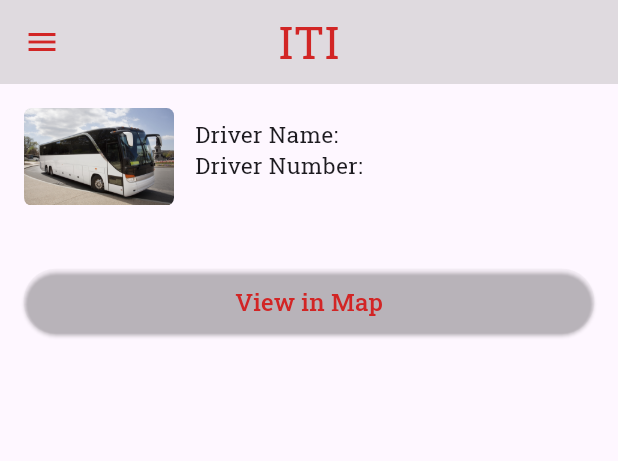
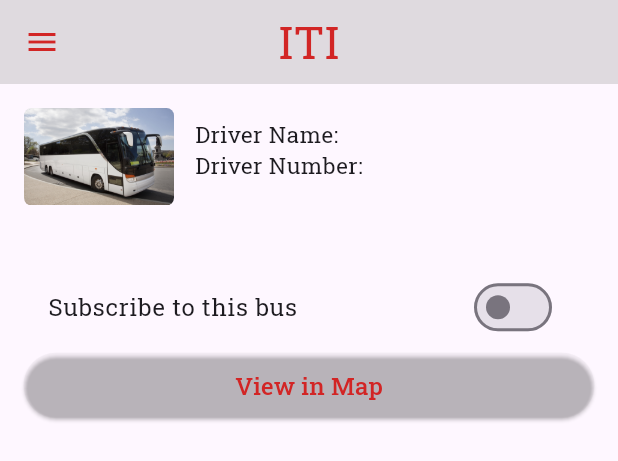
Before and after one commit to ayamaher205/Buses-ITI-Mobile-App, a Flutter app: the BusCard widget shown alone on an empty page, opened directly with empty values, after a tap on "Details", on a phone screen of 412 x 824 dp. Shown: the top 461 px of the screen. Run offline on Flutter 3.47's test engine with Material 3 defaults, Android fonts, the phone set to English and light mode, and no system bars; our stand-ins replace email_validator, firebase_core, firebase_messaging, flutter_dotenv, flutter_map, geolocator and 5 more; missing offline and left inert: flutter_scrolling_fab_animated; accounts and stored records are empty; network calls fail.

Commit message:
Feat: create subscription for a bus

```diff
--- a/lib/models/bus_point.dart
+++ b/lib/models/bus_point.dart
@@ -26,4 +26,6 @@ class BusPoint {
   }
 
   String get formattedPickupTime => DateFormat('hh:mm a').format(pickupTime);
+
+  get departureTime => null;
 }
--- a/lib/screens/route_details.dart
+++ b/lib/screens/route_details.dart
@@ -1,13 +1,17 @@
 import 'package:bus_iti/screens/bus_line.dart';
+import 'package:bus_iti/services/user_auth.dart';
 import 'package:flutter/material.dart';
+import 'package:provider/provider.dart';
 import 'package:bus_iti/widgets/custom_drawer.dart';
 import 'package:bus_iti/widgets/custom_appBar.dart';
 import 'package:bus_iti/models/bus_point.dart';
-import 'package:bus_iti/services/user_auth.dart';
 import 'package:bus_iti/screens/update_driver.dart';
 import 'package:bus_iti/utils/app_styles.dart';
+import 'package:bus_iti/utils/subscription_state.dart';
 
 class RouteDetailsScreen extends StatefulWidget {
+  final String userId;
+  final String busId;
   final String driverId;
   final String driverName;
   final String driverPhoneNumber;
@@ -15,6 +19,8 @@ class RouteDetailsScreen extends StatefulWidget {
 
   const RouteDetailsScreen({
     super.key,
+    required this.userId,
+    required this.busId,
     required this.driverId,
     required this.driverName,
     required this.driverPhoneNumber,
@@ -43,6 +49,9 @@ class _RouteDetailsScreenState extends State<RouteDetailsScreen> {
 
   @override
   Widget build(BuildContext context) {
+    final subscriptionState = Provider.of<SubscriptionState>(context);
+    bool isSubscribed = subscriptionState.isSubscribed(widget.userId, widget.busId);
+
     return Scaffold(
       appBar: const CustomAppBar(title: 'ITI'),
       drawer: const CustomDrawer(),
@@ -98,6 +107,21 @@ class _RouteDetailsScreenState extends State<RouteDetailsScreen> {
                 },
               ),
               const SizedBox(height: 20.0),
+              SwitchListTile(
+                title: Text(
+                  isSubscribed ? 'Unsubscribe to this bus' : 'Subscribe to this bus',
+                ),
+                value: isSubscribed,
+                activeColor: Colors.green,
+                onChanged: (value) {
+                  if (value) {
+                    subscriptionState.subscribe(widget.userId, widget.busId);
+                  } else {
+                    subscriptionState.unsubscribe(widget.userId, widget.busId);
+                  }
+                  setState(() {});
+                },
+              ),
               ElevatedButton(
                 onPressed: () {
                   Navigator.push(
@@ -108,8 +132,7 @@ class _RouteDetailsScreenState extends State<RouteDetailsScreen> {
                   );
                 },
                 style: AppStyles.elevatedButtonStyle.copyWith(
-                  backgroundColor:
-                      MaterialStateProperty.all<Color?>(Colors.transparent),
+                  backgroundColor: MaterialStateProperty.all<Color?>(Colors.transparent),
                 ),
                 child: const Text(
                   'View in Map',
@@ -131,8 +154,7 @@ class _RouteDetailsScreenState extends State<RouteDetailsScreen> {
                     );
                   },
                   style: AppStyles.elevatedButtonStyle.copyWith(
-                    backgroundColor:
-                        MaterialStateProperty.all<Color?>(Colors.transparent),
+                    backgroundColor: MaterialStateProperty.all<Color?>(Colors.transparent),
                   ),
                   child: const Text(
                     'Update Driver Details',
--- /dev/null
+++ b/lib/utils/subscription_state.dart
@@ -0,0 +1,30 @@
+import 'package:flutter/foundation.dart';
+import 'package:bus_iti/services/bus.dart';
+
+class SubscriptionState extends ChangeNotifier {
+  final Map<String, String?> _userSubscriptions = {};
+
+  String? getCurrentSubscribedBusId(String userId) {
+    return _userSubscriptions[userId];
+  }
+
+  bool isSubscribed(String userId, String busId) {
+    return _userSubscriptions[userId] == busId;
+  }
+
+  Future<void> subscribe(String userId, String busId) async {
+    if (_userSubscriptions[userId] != busId) {
+      await BusLines().subscribeToBus(busId);
+      _userSubscriptions[userId] = busId;
+      notifyListeners();
+    }
+  }
+
+  Future<void> unsubscribe(String userId, String busId) async {
+    if (_userSubscriptions[userId] == busId) {
+      await BusLines().unsubscribeFromBus(busId);
+      _userSubscriptions[userId] = null;
+      notifyListeners();
+    }
+  }
+}
--- a/lib/widgets/bus_card.dart
+++ b/lib/widgets/bus_card.dart
@@ -3,10 +3,12 @@ import 'package:bus_iti/screens/route_details.dart';
 import 'package:bus_iti/models/bus_point.dart';
 
 class BusCard extends StatelessWidget {
+  final String userId;
   final String title;
   final String start;
   final String end;
   final String imageUrl;
+  final String busId;
   final String driverId;
   final String driverName;
   final String driverPhoneNumber;
@@ -14,10 +16,12 @@ class BusCard extends StatelessWidget {
 
   const BusCard({
     super.key,
+    required this.userId,
     required this.title,
     required this.start,
     required this.end,
     required this.imageUrl,
+    required this.busId,
     required this.driverId,
     required this.driverName,
     required this.driverPhoneNumber,
@@ -120,6 +124,8 @@ class BusCard extends StatelessWidget {
                         context,
                         MaterialPageRoute(
                           builder: (context) => RouteDetailsScreen(
+                            userId: userId,
+                            busId: busId,
                             driverId: driverId,
                             driverName: driverName,
                             driverPhoneNumber: driverPhoneNumber,
@@ -129,16 +135,16 @@ class BusCard extends StatelessWidget {
                       );
                     },
                     style: ButtonStyle(
-                      foregroundColor: WidgetStateProperty.all<Color>(
+                      foregroundColor: MaterialStateProperty.all<Color>(
                         const Color(0xFFD22525),
                       ),
-                      textStyle: WidgetStateProperty.all<TextStyle>(
+                      textStyle: MaterialStateProperty.all<TextStyle>(
                         const TextStyle(
                           fontSize: 18.0,
                           fontWeight: FontWeight.bold,
                         ),
                       ),
-                      shape: WidgetStateProperty.all<OutlinedBorder>(
+                      shape: MaterialStateProperty.all<OutlinedBorder>(
                         RoundedRectangleBorder(
                           borderRadius: BorderRadius.circular(8.0),
                         ),
--- a/pubspec.yaml
+++ b/pubspec.yaml
@@ -52,6 +52,7 @@ dependencies:
   firebase_core: ^3.1.0
   firebase_messaging: ^15.0.1
   image_picker: ^0.8.9
+  provider: ^6.1.2
 
 dev_dependencies:
   flutter_test:
```
Also changed, not shown: lib/main.dart (+10 -6 lines), lib/screens/home.dart (+23 -2 lines), lib/services/bus.dart (+42 -0 lines), lib/services/user_auth.dart (+12 -0 lines), pubspec.lock.
